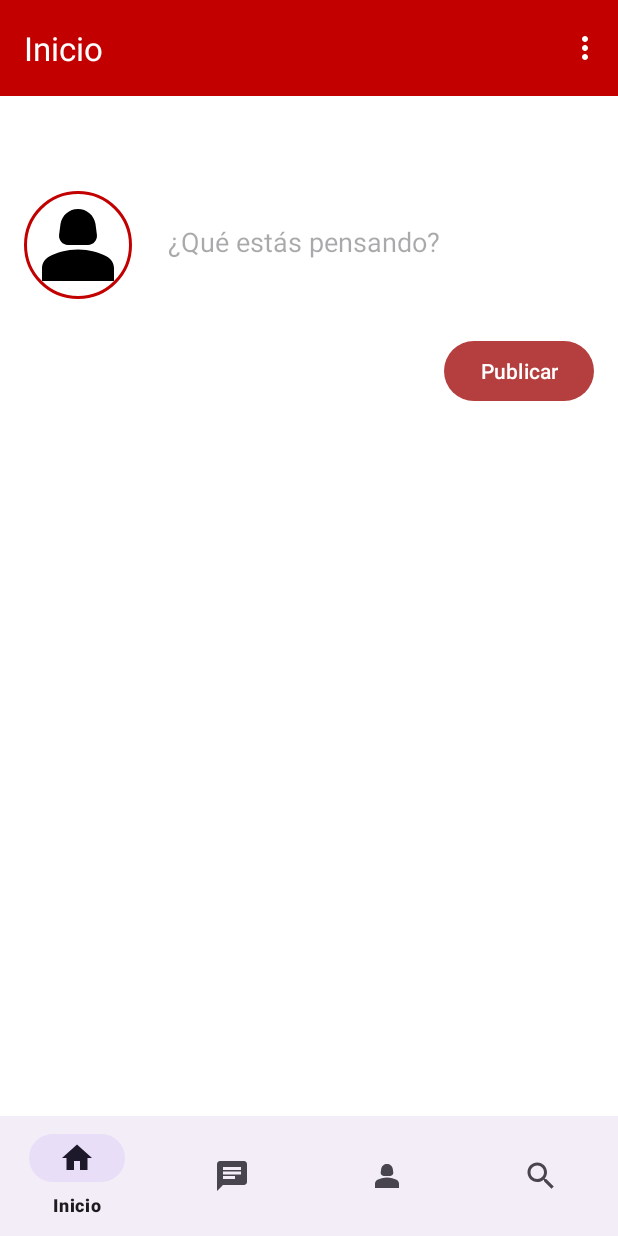
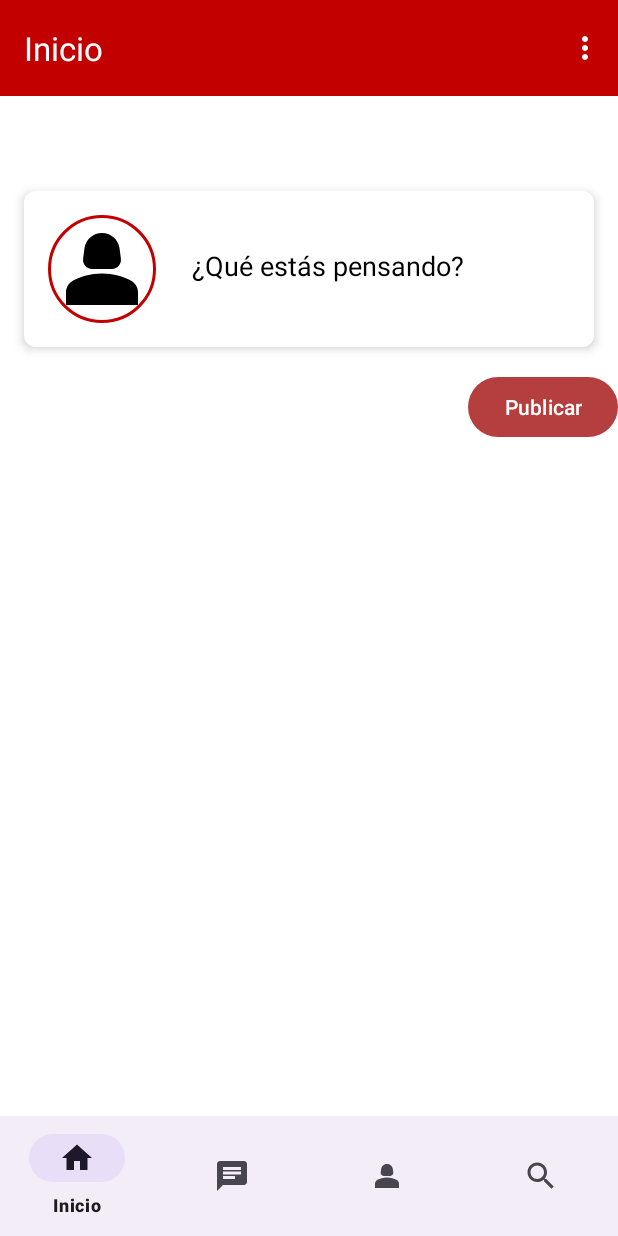
Before and after one commit to Frankerh/InacapPlus, an Android app: the Home screen opened directly, with no data from a screen before it, on a phone screen of 412 x 824 dp. Run offline under Robolectric (Android 15) with nearby library versions, the phone set to English and light mode, and no system bars; our stand-ins replace CircleImageView, Firebase (no records; nobody signed in at launch, a user with empty details on screens opened directly), Picasso; 1 statement that could not run was skipped.

Commit message:
20/11 (Publicaciones arregladas/estetica)

```diff
--- a/app/src/main/res/layout/home_activity.xml
+++ b/app/src/main/res/layout/home_activity.xml
@@ -57,37 +57,49 @@
     <!-- Plain Text para escribir -->
 
     <!-- Botón de Publicar -->
+    <androidx.cardview.widget.CardView
+        android:layout_width="match_parent"
+        android:layout_height="wrap_content"
+        android:layout_margin="16dp"
+        android:background="@color/white"
+        app:cardCornerRadius="8dp"
+        app:cardElevation="4dp">
+
         <LinearLayout
             android:layout_width="match_parent"
             android:layout_height="wrap_content"
             android:orientation="horizontal"
+            android:background="@color/white"
             android:padding="16dp">
 
-        <!-- Foto del usuario -->
+            <!-- Campo de texto para publicar -->
             <de.hdodenhof.circleimageview.CircleImageView
                 android:id="@+id/profileImageView"
                 android:layout_width="72dp"
                 android:layout_height="72dp"
+                android:layout_gravity="center_vertical"
                 android:src="@drawable/ic_profile"
                 app:civ_border_color="@color/rojo"
-            app:civ_border_width="2dp"
-            android:layout_gravity="center_vertical"/>
-
-        <!-- Campo de texto para publicar -->
+                app:civ_border_width="2dp" />
 
             <EditText
                 android:id="@+id/plainTextThoughts"
-            android:layout_width="162dp"
+                android:layout_width="0dp"
                 android:layout_height="68dp"
+                android:layout_weight="1"
                 android:layout_marginStart="16dp"
-            android:layout_weight="1"
                 android:background="@android:color/white"
                 android:hint="¿Qué estás pensando?"
+                android:textColorHint="@color/black"
                 android:padding="8dp"
                 android:textColor="@color/black" />
 
+            <!-- Foto del usuario -->
 
+            <!-- Botón para publicar -->
         </LinearLayout>
+
+    </androidx.cardview.widget.CardView>
 
 
     <!-- Lista de publicaciones -->
@@ -99,8 +111,7 @@
         android:layout_width="wrap_content"
         android:layout_height="wrap_content"
         android:layout_gravity="end"
-        android:layout_marginTop="8dp"
-        android:layout_marginEnd="16dp"
+        android:layout_marginStart="8dp"
         android:text="Publicar"
         android:textColor="@color/white" />
 
```
Lines whose indentation alone changed are shown as unchanged.
